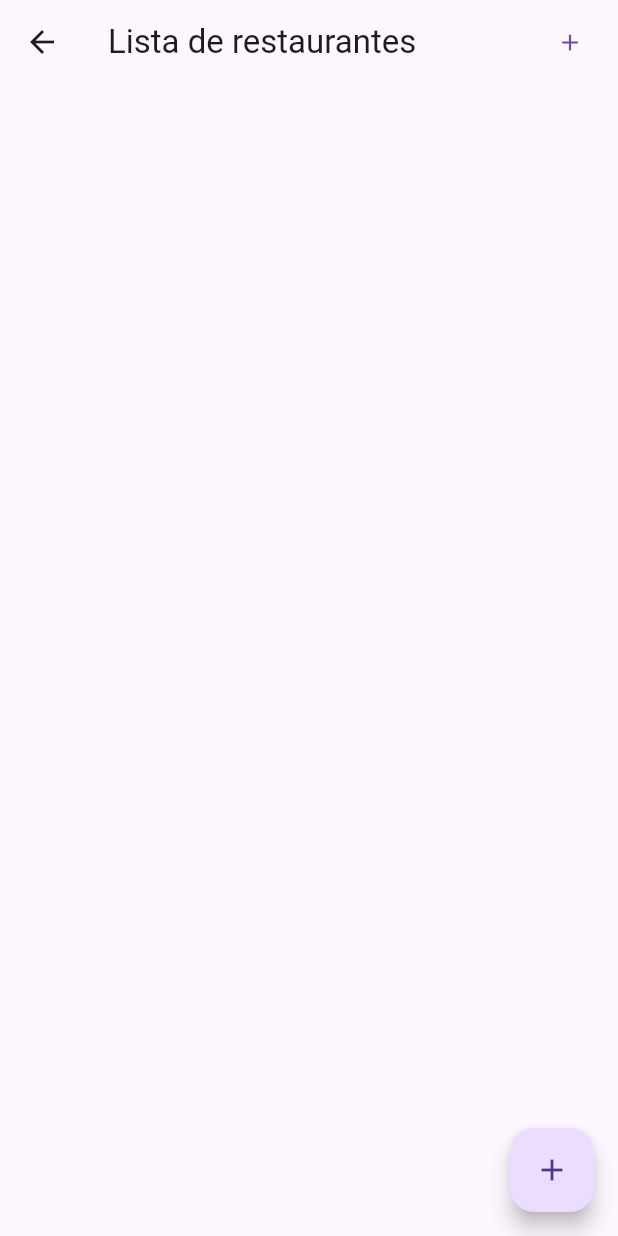
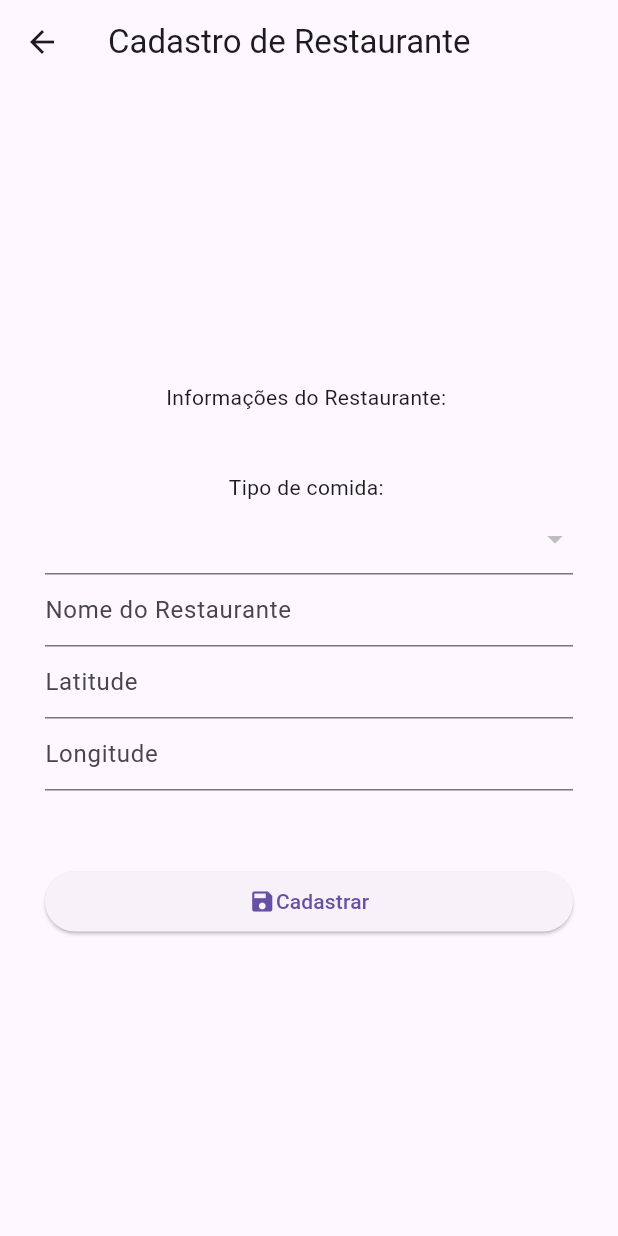
Before and after one commit to mathbelga013/projetos, a Flutter app: the TelaHome screen opened directly, after a tap on the "add" icon, on a phone screen of 412 x 824 dp. Run offline on Flutter 3.47's test engine with Material 3 defaults, Android fonts, the phone set to English and light mode, and no system bars; our stand-ins replace sqflite; accounts and stored records are empty.

Commit message:
atualização sobre componentes nas respectivas telas:

```diff
--- /dev/null
+++ b/lib/banco/restaurante_dao.dart
@@ -0,0 +1,81 @@
+import 'package:mimpedir/banco/database_helper.dart';
+import 'package:mimpedir/banco/tipo_DAO.dart';
+import 'package:mimpedir/banco/usuario_dao.dart';
+import 'package:mimpedir/restaurante.dart';
+import '../tipo.dart';
+
+class RestauranteDAO{
+
+  static Future<void> atualizar(int? cd, String? nome, String? lat, String long, int? tipo) async{
+    final db = await DatabaseHelper.getDataBase();
+    final resultado = await db.update('tb_restaurante',
+        {
+          'nm_restaurante': nome,
+          'latitude_restaurante': lat,
+          'longitude_restaurante': long,
+          'cd_tipo': tipo
+        },
+        where: 'cd_restaurante = ?',
+        whereArgs: [cd]
+    );
+  }
+
+  static Future<Restaurante> listar(int? cd) async{
+    final db = await DatabaseHelper.getDataBase();
+    final resultado = await db.query('tb_restaurante',
+        where: 'cd_restaurante = ?',
+        whereArgs: [cd]
+    );
+    return Restaurante(
+        codigo: resultado.first['cd_restaurante'] as int,
+        nome: resultado.first['nm_restaurante'] as String,
+        latitude: resultado.first['latitude_restaurante'] as String,
+        longitude: resultado.first['longitude_restaurante'] as String,
+        culinaria: await TipoDAO.listarTipos(resultado.first['cd_tipo'] as int) as Tipo
+    );
+  }
+
+  static Future<void> excluir(Restaurante r) async{
+    final db = await DatabaseHelper.getDataBase();
+    final resultado = db.delete('tb_restaurante',
+        where: 'cd_restaurante = ?',
+        whereArgs: [r.codigo]
+    );
+  }
+
+
+  static Future<List<Restaurante>> listarTodos() async {
+    final db = await DatabaseHelper.getDataBase();
+    final resultado = await db.query('tb_restaurante',
+        where: 'cd_usuario = ?',
+        whereArgs: [UsuarioDAO.usuarioLogado.codigo]
+    );
+
+    return resultado.map((mapa){
+      return Restaurante(
+          codigo: mapa['cd_restaurante'] as int,
+          nome: mapa['nm_restaurante'] as String
+      );
+    }).toList();
+  }
+
+  static Future<int> cadastrarRestaurante(String? nome, String? latitude, String? longitude, int? tipo) async{
+    final db = await DatabaseHelper.getDataBase();
+
+    final dadosRestaurante = {
+      'nm_restaurante': nome,
+      'latitude_restaurante': latitude,
+      'longitude_restaurante': longitude,
+      'cd_tipo': tipo,
+      'cd_usuario': UsuarioDAO.usuarioLogado.codigo
+    };
+
+    try{
+      final idRestaurante = await db.insert('tb_restaurante', dadosRestaurante);
+      return idRestaurante;
+    }catch(e){
+      print("Erro ao cadastrar: $e");
+      return -1;
+    }
+  }
+}
--- /dev/null
+++ b/lib/banco/tipo_Dao.dart
@@ -0,0 +1,30 @@
+import 'package:mimpedir/banco/database_helper.dart';
+import '../tipo.dart';
+
+class TipoDAO{
+
+  static Future<Tipo> lista(int? id) async{
+    final db = await DatabaseHelper.getDataBase();
+    final resultado = await db.query('tb_tipo',
+        where: 'cd_tipo = ?',
+        whereArgs: [id]
+    );
+    return Tipo(
+        codigo: resultado.first['cd_tipo'] as int,
+        nome: resultado.first['nm_tipo'] as String
+    );
+  }
+
+  static Future<List<Tipo>> listarTipos() async{
+    final db = await DatabaseHelper.getDataBase();
+    final resultado = await db.query('tb_tipo');
+
+    return resultado.map((mapa){
+      return Tipo(
+          codigo: mapa['cd_tipo'] as int,
+          nome: mapa['nm_tipo'] as String
+      );
+    }).toList();
+  }
+
+}
--- a/lib/banco/usuario_dao.dart
+++ b/lib/banco/usuario_dao.dart
@@ -1,17 +1,25 @@
-import 'package:sqflite/sqflite.dart';
 import 'database_helper.dart';
-import '../../usuario.dart';
+import '../usuario.dart';
 
 class UsuarioDAO{
-  static Future<bool> autenticar (String login, String senha) async {
+
+  static Usuario usuarioLogado = Usuario();
+
+  static Future<bool> autenticar (String login, String senha) async{
     final db = await DatabaseHelper.getDataBase();
 
     final resultado = await db.query(
-      'tb_usuario',
-      where: 'nm_login = ? and ds_senha =?',
-      whereArgs:[login,senha]
+        'tb_usuario',
+        where: 'nm_login = ? and ds_senha = ?',
+        whereArgs: [login, senha]
     );
+
+    usuarioLogado.codigo = resultado.first['cd_usuario'] as int;
+    usuarioLogado.nome = resultado.first['nm_usuario'] as String;
+    usuarioLogado.login = resultado.first['nm_login'] as String;
+    usuarioLogado.senha = resultado.first['ds_senha'] as String;
 
     return resultado.isNotEmpty;
   }
+
 }
--- a/lib/restaurante.dart
+++ b/lib/restaurante.dart
@@ -1,17 +1,17 @@
 import 'package:mimpedir/usuario.dart';
-import 'package:mimpedir/telas/tipo.dart';
+import 'package:mimpedir/tipo.dart';
 
 class Restaurante {
   int? _codigo;
   String? _nome;
-  double? _latitude;
-  double? _longitude;
+  String? _latitude;
+  String? _longitude;
   Usuario? _proprietario;
   Tipo? _culinaria;
 
   //construtor
   Restaurante(
-      {int? codigo, String? nome, double? latitude, double? longitude, Usuario? proprietario, Tipo? culinaria}) {
+      {int? codigo, String? nome, String? latitude, String? longitude, Usuario? proprietario, Tipo? culinaria}) {
     _codigo = codigo;
     _nome = nome;
     _latitude = latitude;
@@ -25,9 +25,9 @@ class Restaurante {
 
   String? get nome => _nome;
 
-  double? get latitude => _latitude;
+  String? get latitude => _latitude;
 
-  double? get longitude => _longitude;
+  String? get longitude => _longitude;
 
   Usuario? get proprietario => _proprietario;
 
@@ -36,7 +36,7 @@ class Restaurante {
  //setters
 set _codigo(int? codigo) => _codigo = codigo;
 set _nome(String? nome) => _nome = nome;
-set _latitude(double? latitude) => _latitude = latitude;
-set _longitude(double? longitude) => _longitude = longitude;
+set _latitude(String? latitude) => _latitude = latitude;
+set _longitude(String? longitude) => _longitude = longitude;
 set _proprietario(Usuario? proprietario) => _proprietario = proprietario;
 set _culinaria(Tipo? culinaria) => _culinaria = culinaria;
--- /dev/null
+++ b/lib/tela_cad_restaurante.dart
@@ -0,0 +1,111 @@
+import 'package:flutter/material.dart';
+import 'package:mimpedir/tipo.dart';
+import 'banco/restaurante_dao.dart';
+import 'banco/tipo_DAO.dart';
+
+class TelaCadRestaurante extends StatefulWidget {
+  @override
+  State<StatefulWidget> createState(){
+    return TelaCadRestauranteState();
+  }
+ }
+
+ class TelaCadRestauranteState extends State<TelaCadRestaurante>{
+
+   final TextEditingController nomeController = TextEditingController();
+   final TextEditingController latitudeController = TextEditingController();
+   final TextEditingController longitudeController = TextEditingController();
+   String? culinariaSelecionada;
+   List<Tipo> tiposCulinaria = [];
+   int? tipoCulinaria;
+
+   void initState(){
+     super.initState();
+     carregarTipos();
+   }
+
+   Future<void> carregarTipos() async{
+     final lista = await TipoDAO.listarTipos();
+     setState(() {
+       tiposCulinaria = lista;
+     });
+   }
+
+   @override
+   Widget build(BuildContext context) {
+     return Scaffold(
+       appBar: AppBar(title: const Text("Cadastro de Restaurante")),
+       body: Padding(padding: const EdgeInsets.all(30),
+         child: Column(
+           mainAxisAlignment: MainAxisAlignment.center,
+           children: [
+             Text("Informações do Restaurante: "),
+             SizedBox(height: 40),
+             Text("Tipo de comida: "),
+             DropdownButtonFormField<String>(
+                 value: culinariaSelecionada,
+                 items: tiposCulinaria.map((tipo){
+                   return DropdownMenuItem<String>(
+                       value: tipo.nome,
+                       child: Text("${tipo.nome}")
+                   );
+                 }).toList(),
+                 onChanged: (String? value){
+                   setState(() {
+                     culinariaSelecionada = value;
+                     Tipo tipoSelecionado = tiposCulinaria.firstWhere(
+                           (tipo) => tipo.nome == value,
+                     );
+                     tipoCulinaria = tipoSelecionado.codigo;
+                   });
+                 }
+             ),
+             TextFormField(
+               decoration: const InputDecoration(hintText: 'Nome do Restaurante'),
+               validator: (String? value) {},
+               controller: nomeController,
+             ),
+             TextFormField(
+               decoration: const InputDecoration(hintText: 'Latitude'),
+               validator: (String? value) {},
+               controller: latitudeController,
+             ),
+             TextFormField(
+               decoration: const InputDecoration(hintText: 'Longitude'),
+               validator: (String? value) {},
+               controller: longitudeController,
+             ),
+             SizedBox(height: 50),
+             ElevatedButton(
+                 onPressed: () async{
+                   final resultado = await RestauranteDAO.cadastrarRestaurante(
+                       nomeController.text, latitudeController.text, longitudeController.text, tipoCulinaria);
+                   String msg = 'Erro: não cadastrado. Verifique os dados.';
+                   Color corFundo = Colors.red;
+
+                   if(resultado > 0){
+                     msg = '"${nomeController.text}" cadastrado com sucesso! ID: $resultado';
+                     corFundo = Colors.green;
+                   }
+                   ScaffoldMessenger.of(context).showSnackBar(
+                       SnackBar(
+                         content: Text(msg),
+                         backgroundColor: corFundo,
+                         duration: Duration(seconds: 5),
+                       )
+                   );
+
+                 },
+                 child: Row(
+                   mainAxisAlignment: MainAxisAlignment.center,
+                   children: [
+                     Icon(Icons.save),
+                     Text("Cadastrar")
+                   ],
+                 ))
+           ],
+         ),
+       ),
+     );
+   }
+ }
--- a/lib/tela_home.dart
+++ b/lib/tela_home.dart
@@ -1,7 +1,7 @@
 import 'package:flutter/material.dart';
-import 'package:mimpedir/tela_cad_restaurante.dart';
-import 'package:mimpedir/tela.edit_restaurante.dart';
-import 'restaurante.dart'
+import './tela_cad_restaurante.dart';
+import './tela_edit_restaurante.dart';
+import './restaurante.dart';
 import 'banco/restaurante_dao.dart';
 
 class TelaHome extends StatefulWidget {
@@ -32,8 +32,17 @@ class _TelaHomeState extends State<TelaHome> {
     return Scaffold(
       appBar: AppBar(title: const Text("Lista de restaurantes"),
       actions: [
-        TextButton(onPressed: (){
-           MaterialPageRoute(builder: (context) => TelaCadRestaurantes());
+        TextButton(onPressed: () async {
+          final t = await Navigator.push(
+            context,
+            MaterialPageRoute(builder: (context) => TelaCadRestaurante()),
+          );
+
+          if (t == false || t == null) {
+            setState(() {
+              carregarRestaurantes();
+            });
+          }
         },
         child: Icon(Icons.add))
       ],
@@ -54,14 +63,16 @@ class _TelaHomeState extends State<TelaHome> {
                   children: [
                     IconButton(
                       icon: const Icon(Icons.edit, color: Colors.blue),
-                      onPressed: () {
-                        //TODO: Editar restaurante
+                      onPressed: () async {
+                        TelaEditRestaurante.restaurante = await RestauranteDAO.listar(r.codigo);
+                        Navigator.push(context, MaterialPageRoute(builder: (context) => TelaEditRestaurante()));
                       },
                     ),
                     IconButton(
                       icon: const Icon(Icons.delete, color: Colors.red),
-                      onPressed: () {
-                        //TODO:Excluir restaurante
+                      onPressed: () async {
+                        TelaEditRestaurante.restaurante = await RestauranteDAO.listar(r.codigo);
+                        Navigator.push(context, MaterialPageRoute(builder: (context) => TelaEditRestaurante()));
                       },
                     ), //IconButton
                   ],
@@ -71,10 +82,13 @@ class _TelaHomeState extends State<TelaHome> {
           },
         ),
       ),
-      floatingActionButton: FloatingActionButton(onPressed: (){
-        MaterialPageRoute(builder: (context) => TelaCadRestaurante());
-          },
-          child: Icon(Icons.add)
+      floatingActionButton: FloatingActionButton(onPressed: () {
+        Navigator.push(
+          context,
+          MaterialPageRoute(builder: (context) => TelaCadRestaurante()),
+        );
+      },
+        child: Icon(Icons.add),
       ),
     );
   }
--- a/lib/telas/tipo.dart
+++ b/lib/tipo.dart
@@ -8,6 +8,9 @@ class Tipo {
   }
   //getters
   // escrita do get tradicional
+  int? get codigo {
+    return _codigo;
+  }
   String? get nome {
     return _nome;
   }
```
Also changed, not shown: lib/tela_edit_restaurante.dart (added, +132 -0 lines), lib/telas/restaurante_dao.dart (deleted, +0 -17 lines).
